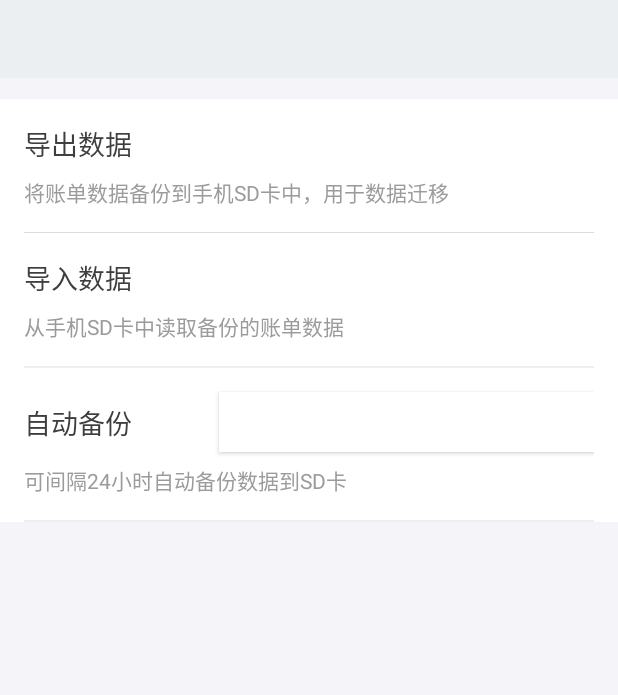
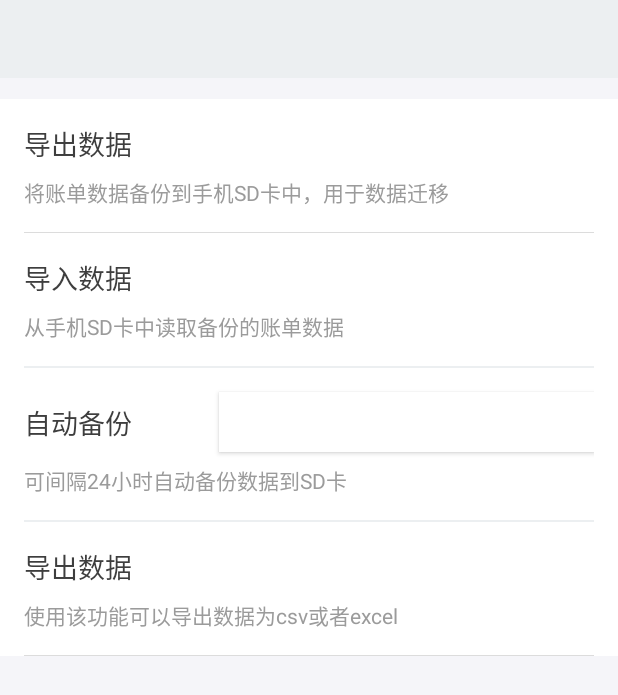
Before and after one commit to OMSociety/Notion_Tally_Book, an Android app: the layout tally_module_backup_activity_backup_file.xml on its own in the app's theme, with its tools: preview values and no code run, on a phone screen of 412 x 824 dp. Shown: the top 695 px of the screen. Run offline under Robolectric (Android 15) with nearby library versions, the phone set to English and light mode, and no system bars.

Commit message:
1.增加导出scv文件和excel文件选项框

```diff
--- a/app/src/main/res/layout/tally_module_backup_activity_backup_file.xml
+++ b/app/src/main/res/layout/tally_module_backup_activity_backup_file.xml
@@ -182,6 +182,44 @@
                         app:layout_constraintTop_toBottomOf="@id/tvAutoBackupTip" />
                 </android.support.constraint.ConstraintLayout>
 
+                <!-- 导出数据卡片 -->
+                <android.support.constraint.ConstraintLayout
+                    android:id="@+id/lyExportData"
+                    android:layout_width="match_parent"
+                    android:layout_height="wrap_content"
+                    android:background="@drawable/bg_touchable_white"
+                    android:onClick="@{() -> vm.onExportToCsvOrExcelClick(activity)}"
+                    android:paddingStart="@dimen/padding_normal"
+                    android:paddingEnd="@dimen/padding_normal">
+
+                    <TextView
+                        android:id="@+id/tvExportDataTitle"
+                        android:layout_width="match_parent"
+                        android:layout_height="wrap_content"
+                        android:layout_marginTop="@dimen/padding_normal"
+                        android:gravity="left|center_vertical"
+                        android:text="导出数据"
+                        android:textColor="@color/appTextColorPrimary"
+                        android:textSize="@dimen/app_text_size_large"
+                        app:layout_constraintStart_toStartOf="parent"
+                        app:layout_constraintTop_toTopOf="parent" />
+
+                    <TextView
+                        android:id="@+id/tvExportDataDesc"
+                        android:layout_width="0dp"
+                        android:layout_height="wrap_content"
+                        android:layout_marginTop="@dimen/spacing_normal"
+                        android:text="使用该功能可以导出数据为csv或者excel"
+                        android:textColor="@color/appTextColorThird"
+                        app:layout_constraintStart_toStartOf="parent"
+                        app:layout_constraintTop_toBottomOf="@id/tvExportDataTitle" />
+
+                    <View                        style="@style/Divider"
+                        android:layout_width="match_parent"
+                        android:layout_height="1px"
+                        android:layout_marginTop="@dimen/padding_normal"
+                        app:layout_constraintTop_toBottomOf="@id/tvExportDataDesc" />
+                </android.support.constraint.ConstraintLayout>
 
             </LinearLayout>
 
```
Also changed, not shown: app/src/main/java/com/coderpage/mine/app/tally/module/backup/BackupFileViewModel.java (+141 -0 lines), app/src/main/res/layout/dialog_tally_export_data.xml (added, +91 -0 lines).
